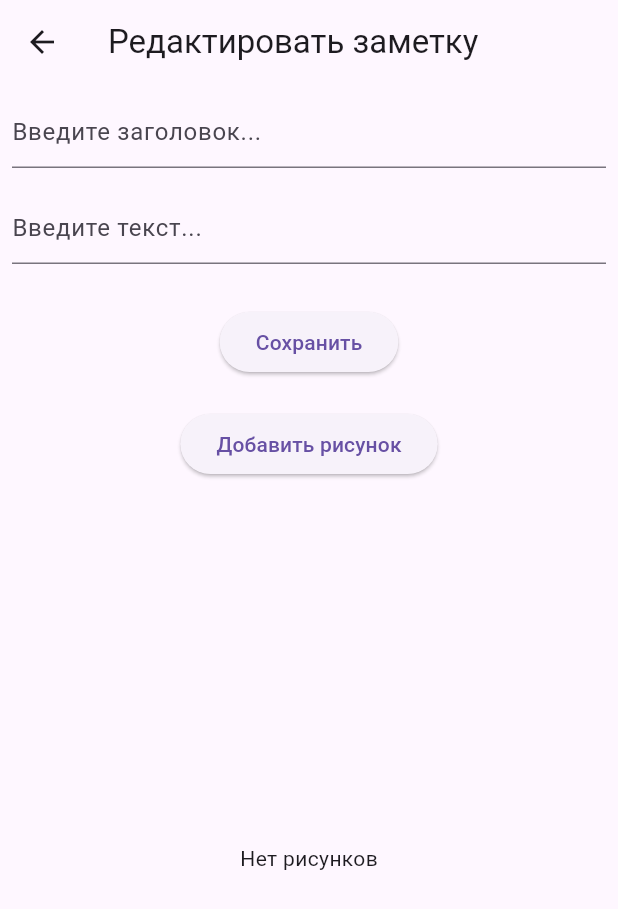
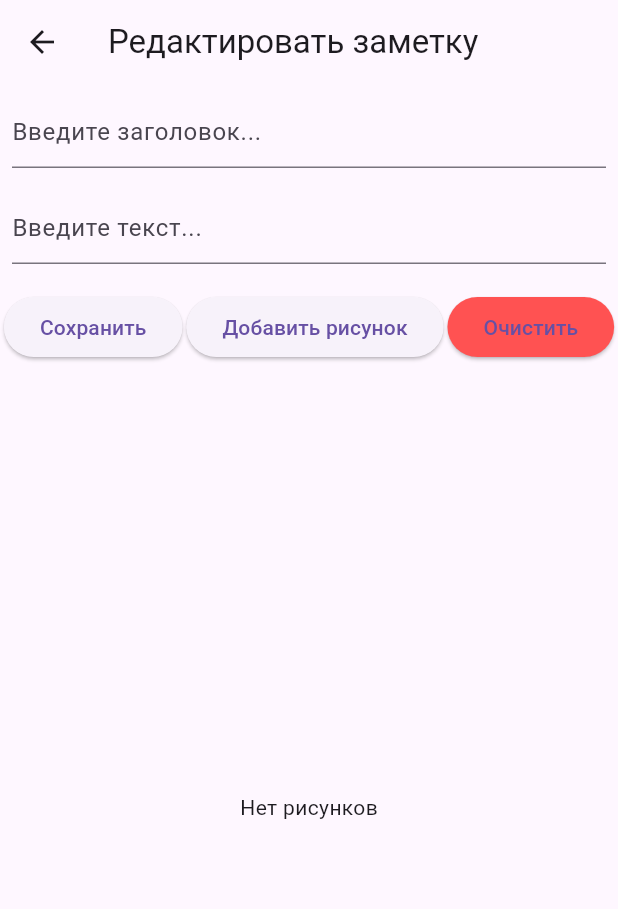
Before and after one commit to Arina724/notes_app, a Flutter app: the NoteEditorScreen screen opened directly with empty values, on a phone screen of 412 x 824 dp. Shown: the top 909 px of the screen. Run offline on Flutter 3.47's test engine with Material 3 defaults, Android fonts, the phone set to English and light mode, and no system bars; our stand-ins replace bloc, cloud_firestore, email_validator, equatable, firebase_auth, firebase_core and 2 more; accounts and stored records are empty; statements that could not run were skipped.

Commit message:
drawing&editor

```diff
--- a/lib/screens/notes/note_editor_screen.dart
+++ b/lib/screens/notes/note_editor_screen.dart
@@ -1,7 +1,7 @@
 import 'package:flutter/material.dart';
 import 'package:cloud_firestore/cloud_firestore.dart';
 import '../../models/note.dart';
-import 'drawing_screen.dart';
+import 'package:notes_app/screens/notes/drawing_screen.dart';
 
 class NoteEditorScreen extends StatefulWidget {
   final Note note;
@@ -30,7 +30,6 @@ class _NoteEditorScreenState extends State<NoteEditorScreen> {
     super.dispose();
   }
 
-  // Сохранение заметки в Firestore
   Future<void> _saveNote() async {
     setState(() {
       widget.note.title = _titleController.text;
@@ -38,19 +37,23 @@ class _NoteEditorScreenState extends State<NoteEditorScreen> {
     });
 
     try {
-      // Сохраняем данные заметки, включая рисунки
       await FirebaseFirestore.instance
-          .collection('users')  // добавляем коллекцию пользователя
-          .doc(widget.note.id) // по ID заметки
+          .collection('users')
+          .doc(widget.note.id)
           .set(widget.note.toMap());
 
-      // После успешного сохранения, возвращаемся на экран всех заметок
       if (mounted) {
         Navigator.pop(context, widget.note);
       }
     } catch (e) {
       print("Ошибка при сохранении заметки: $e");
     }
+  }
+
+  void _clearDrawings() {
+    setState(() {
+      widget.note.drawings.clear();
+    });
   }
 
   @override
@@ -78,15 +81,16 @@ class _NoteEditorScreenState extends State<NoteEditorScreen> {
               maxLines: null,
             ),
           ),
-          const SizedBox(height: 20),
+          const SizedBox(height: 10),
+          Row(
+            mainAxisAlignment: MainAxisAlignment.spaceEvenly,
+            children: [
               ElevatedButton(
                 onPressed: _saveNote,
                 child: const Text('Сохранить'),
               ),
-          const SizedBox(height: 20),
               ElevatedButton(
                 onPressed: () async {
-              // Открытие экрана рисования с пустым списком (для нового рисунка)
                   final drawingData = await Navigator.push(
                     context,
                     MaterialPageRoute(
@@ -96,30 +100,36 @@ class _NoteEditorScreenState extends State<NoteEditorScreen> {
 
                   if (drawingData != null) {
                     setState(() {
-                  // Добавляем новый рисунок в заметку
                       widget.note.drawings.addAll(drawingData);
                     });
                   }
                 },
                 child: const Text("Добавить рисунок"),
               ),
+              ElevatedButton(
+                onPressed: _clearDrawings,
+                style: ElevatedButton.styleFrom(
+                  backgroundColor: Colors.redAccent,
+                ),
+                child: const Text("Очистить"),
+              ),
+            ],
+          ),
+          const SizedBox(height: 10),
           Expanded(
             child: widget.note.drawings.isEmpty
                 ? const Center(child: Text("Нет рисунков"))
-                : ListView.builder(
-                    itemCount: widget.note.drawings.length,
-                    itemBuilder: (context, index) {
-                      return Padding(
-                        padding: const EdgeInsets.all(8.0),
+                : Center(
+                    child: SingleChildScrollView(
+                      padding: const EdgeInsets.all(16),
                       child: AspectRatio(
                         aspectRatio: 1.5,
                         child: CustomPaint(
-                            painter: DrawingPainter([widget.note.drawings[index]]),
+                          painter: _DrawingPainter(widget.note.drawings),
                           size: Size.infinite,
                         ),
                       ),
-                      );
-                    },
+                    ),
                   ),
           ),
         ],
@@ -127,3 +137,29 @@ class _NoteEditorScreenState extends State<NoteEditorScreen> {
     );
   }
 }
+
+// DrawingPainter
+class _DrawingPainter extends CustomPainter {
+  final List<List<Offset>> strokes;
+
+  _DrawingPainter(this.strokes);
+
+  @override
+  void paint(Canvas canvas, Size size) {
+    final paint = Paint()
+      ..color = const Color.fromARGB(255, 1, 0, 2)
+      ..strokeCap = StrokeCap.round
+      ..strokeWidth = 4.0;
+
+    for (final stroke in strokes) {
+      for (int i = 0; i < stroke.length - 1; i++) {
+        canvas.drawLine(stroke[i], stroke[i + 1], paint);
+      }
+    }
+  }
+
+  @override
+  bool shouldRepaint(_DrawingPainter oldDelegate) {
+    return oldDelegate.strokes != strokes;
+  }
+}
```
Lines whose indentation alone changed are shown as unchanged.
